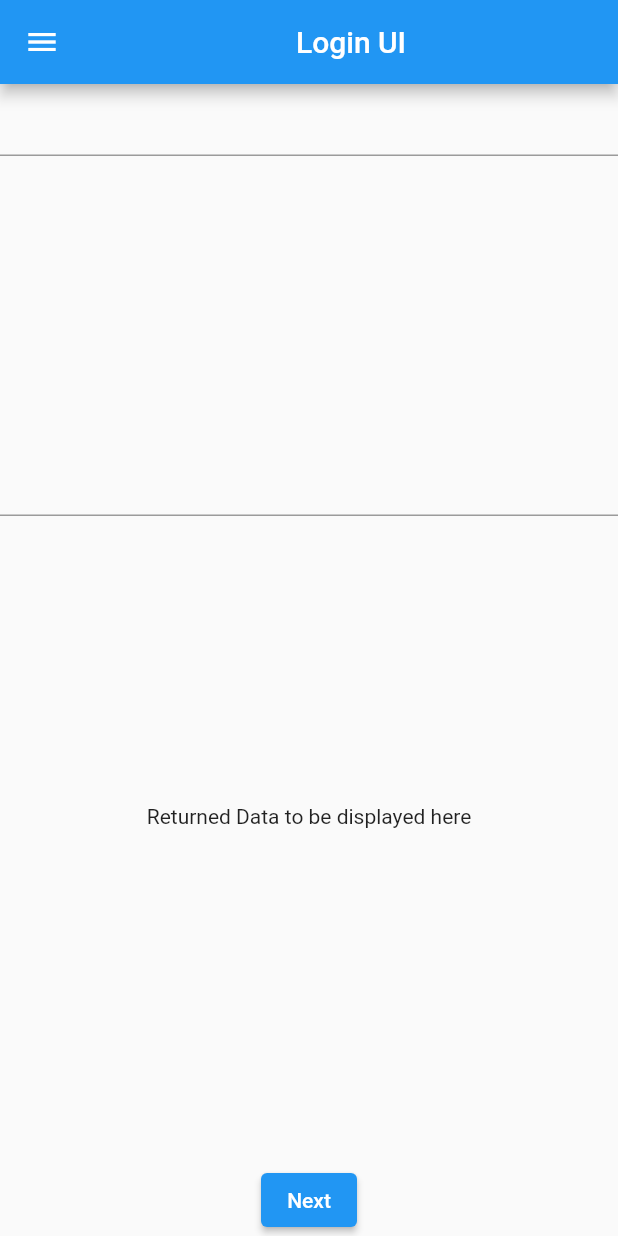
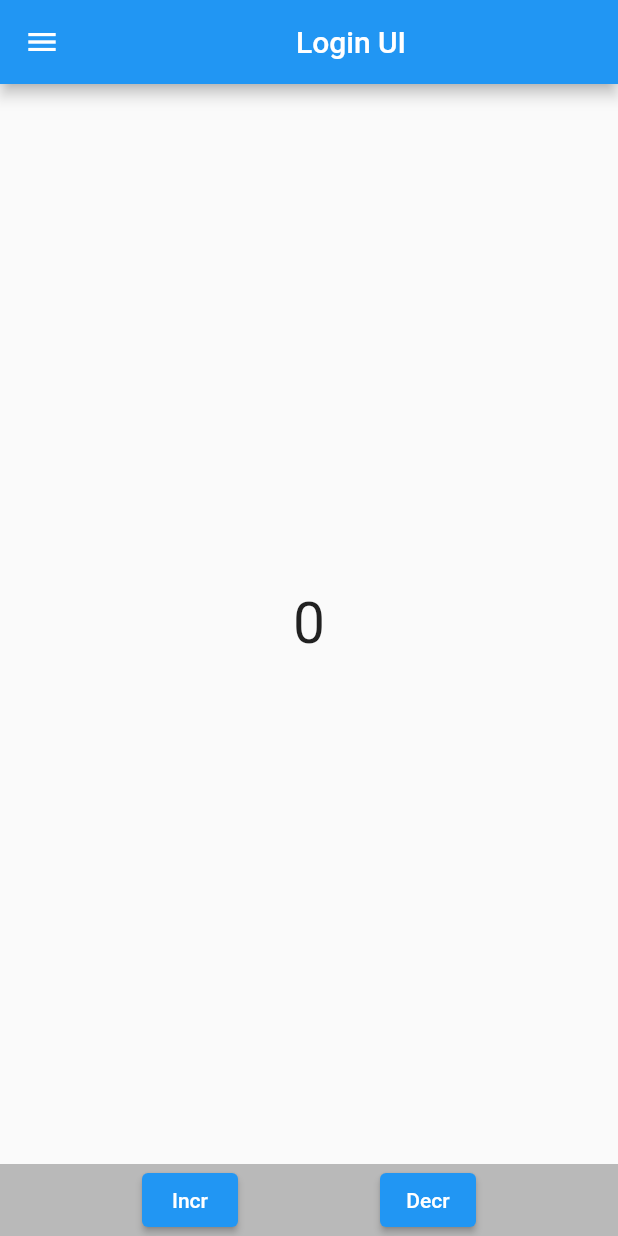
Before and after one commit to RamandeepSingh-IntelligentComputing/IoTTraining, a Flutter app: the screen it shows after launch, on a phone screen of 412 x 824 dp. Run offline on Flutter 3.47's test engine with Material 2 defaults, Android fonts, the phone set to English and light mode, and no system bars; missing offline and left inert: dart:ffi.

Commit message:
VoidCallback covered

```diff
--- /dev/null
+++ b/FlutterSessions/SessionDemo/fluttersession_app/lib/CounterWidget.dart
@@ -0,0 +1,34 @@
+
+import 'package:flutter/cupertino.dart';
+
+class CounterWidget extends StatefulWidget{
+  _CounterWidgetState cws = _CounterWidgetState();
+  _CounterWidgetState createState() => cws;
+  int count = 0;
+}
+
+class _CounterWidgetState extends State<CounterWidget>{
+  incr(){
+    /*setState(() {
+      widget.count++;
+    });*/
+    print("Incr called");
+  }
+
+  decr(){
+    /*setState(() {
+      widget.count--;
+    });*/
+    print("Decr called");
+  }
+
+  @override
+  Widget build(BuildContext context) {
+   return(
+   Container(
+     child:Center(child:Text("${widget.count}",style: TextStyle(fontSize: 38),))
+   )
+   );
+  }
+
+}
--- /dev/null
+++ b/FlutterSessions/SessionDemo/fluttersession_app/lib/IDWidget.dart
@@ -0,0 +1,25 @@
+
+import 'package:flutter/cupertino.dart';
+import 'package:flutter/material.dart';
+
+class IDWidget extends StatelessWidget{
+  VoidCallback incr;
+  VoidCallback decr;
+
+  IDWidget({required this.incr,required this.decr});
+
+  @override
+  Widget build(BuildContext context) {
+    return(
+    Container( color:Colors.black26,
+      child:Row(mainAxisAlignment: MainAxisAlignment.spaceEvenly,
+        children: [
+          ElevatedButton(onPressed: ()=>incr(), child: Text("Incr")),
+          ElevatedButton(onPressed: ()=>decr(), child: Text("Decr"))
+        ],
+      )
+    )
+    );
+  }
+
+}
--- a/FlutterSessions/SessionDemo/fluttersession_app/lib/main.dart
+++ b/FlutterSessions/SessionDemo/fluttersession_app/lib/main.dart
@@ -1,10 +1,13 @@
 import 'package:flutter/cupertino.dart';
 import 'package:flutter/material.dart';
 import 'package:flutter/services.dart';
+import 'package:fluttersession_app/IDWidget.dart';
 import 'package:fluttersession_app/StatefulDemoWidget.dart';
 import 'package:fluttersession_app/screen1.dart';
 import 'package:fluttersession_app/screen2.dart';
 
+import 'ColorWidget.dart';
+import 'CounterWidget.dart';
 import 'globalDef.dart';
 
 void main() {
@@ -23,11 +26,28 @@ class MyApp extends StatelessWidget {
         home: Scaffold(
           appBar: AppBar(title: Center(child:Text("Login UI"),)),
           drawer: Drawer(child: drawerColumn(context),),
-          body: screen1(),
+          body: Holder(),
         )
     ));
   }
 }
+
+class Holder extends  StatelessWidget{
+  CounterWidget cw = CounterWidget();
+  @override
+  Widget build(BuildContext context) {
+    return(
+      Container(child:Column(
+        children: [
+         Expanded(child: cw),
+          IDWidget(incr:cw.cws.incr,decr:cw.cws.decr),
+        ],
+      ))
+    );
+  }
+
+}
+
 
 class dynamicStudentList extends StatelessWidget{
 
--- a/FlutterSessions/SessionDemo/fluttersession_app/lib/screen1.dart
+++ b/FlutterSessions/SessionDemo/fluttersession_app/lib/screen1.dart
@@ -20,7 +20,7 @@ class screen1 extends StatelessWidget{
           ElevatedButton(onPressed: () async {
             student s1 = student(name.text,collage.text);
 
-            await Navigator.push(context,
+             await Navigator.push(context,
                 MaterialPageRoute(builder: (context)=>screen2(s1))
             );
            print("Returned Value ${s1.name}");
--- a/FlutterSessions/SessionDemo/fluttersession_app/lib/screen2.dart
+++ b/FlutterSessions/SessionDemo/fluttersession_app/lib/screen2.dart
@@ -15,8 +15,8 @@ class screen2 extends StatelessWidget{
             Expanded(child: Center(child:Text('Name - ${st.name}')),),
             Expanded(child: Center(child:Text('College - ${st.collage}')),),
             ElevatedButton(onPressed: (){
-              st.name = "Mr.${st.name}";
-              Navigator.pop(context,st);
+              st.name = "#.${st.name}";
+              Navigator.pop(context);
             },child: Text('Back'),  )
           ],)
              )),
```
Also changed, not shown: FlutterSessions/SessionDemo/fluttersession_app/lib/ColorBar.dart (added, +38 -0 lines), FlutterSessions/SessionDemo/fluttersession_app/lib/ColorBox.dart (added, +49 -0 lines), FlutterSessions/SessionDemo/fluttersession_app/lib/ColorWidget.dart (added, +26 -0 lines).
